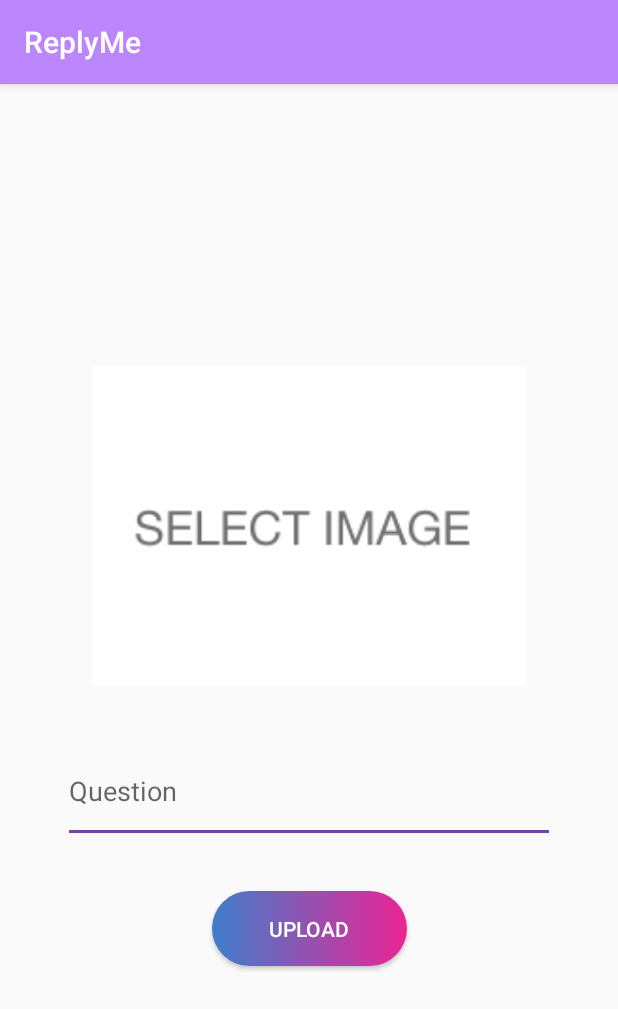
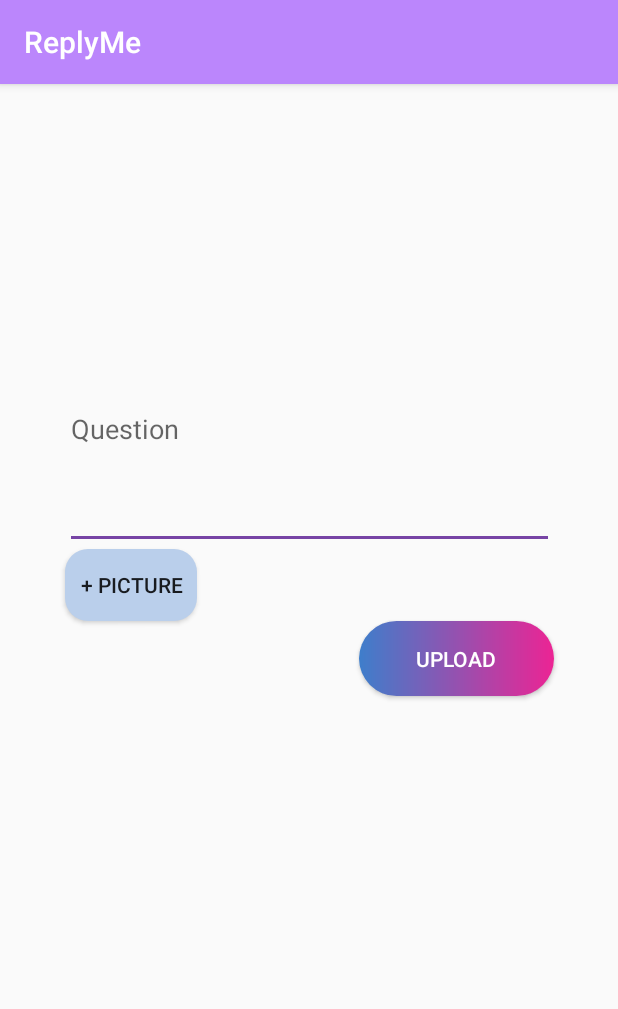
Before and after one commit to ReplyMee/ReplyMe-1, an Android app: the UploadActivity screen opened directly, with no data from a screen before it, on a phone screen of 412 x 824 dp. Shown: the top 1009 px of the screen. Run offline under Robolectric (Android 15) with nearby library versions, the light colour scheme and no system bars; our stand-ins replace Firebase (no records; nobody signed in at launch, a user with empty details on screens opened directly).

Commit message:
upload page changes

```diff
--- a/app/src/main/res/drawable/uploadscreen_picture_button.xml
+++ b/app/src/main/res/drawable/uploadscreen_picture_button.xml
@@ -1,6 +1,6 @@
 <?xml version="1.0" encoding="utf-8"?>
 <shape xmlns:android="http://schemas.android.com/apk/res/android" android:shape="rectangle">
     <solid android:color="#BACFEB"/>
-    <corners android:radius="20dp"/>
+    <corners android:radius="15dp"/>
 
 </shape>
--- a/app/src/main/res/layout/activity_upload.xml
+++ b/app/src/main/res/layout/activity_upload.xml
@@ -6,39 +6,36 @@
     android:layout_width="match_parent"
     android:layout_height="match_parent">
 
-    <ImageView
-        android:id="@+id/uploadImageView"
-        android:layout_width="289dp"
-        android:layout_height="220dp"
-        android:layout_marginBottom="32dp"
-        android:onClick="questionview"
-        app:layout_constraintBottom_toTopOf="@+id/questiontext"
-        app:layout_constraintEnd_toEndOf="parent"
-        app:layout_constraintStart_toStartOf="parent"
-        app:srcCompat="@drawable/select" />
-
     <EditText
         android:id="@+id/questiontext"
-        android:layout_width="328dp"
-        android:layout_height="69dp"
-        android:layout_marginBottom="32dp"
+        android:layout_width="326dp"
+        android:layout_height="160dp"
+        android:layout_marginTop="150dp"
         android:ems="10"
         android:hint="Question"
         android:inputType="textPersonName"
-        app:layout_constraintBottom_toTopOf="@+id/button"
         app:layout_constraintEnd_toEndOf="parent"
-        app:layout_constraintStart_toStartOf="parent" />
+        app:layout_constraintStart_toStartOf="parent"
+        app:layout_constraintTop_toTopOf="parent" />
 
     <Button
         android:id="@+id/button"
         android:layout_width="130dp"
         android:layout_height="50dp"
-        android:layout_marginBottom="180dp"
         android:background="@drawable/custom_button"
         android:onClick="uploadbutton"
         android:text="upload"
         android:textColor="#FFFFFF"
-        app:layout_constraintBottom_toBottomOf="parent"
-        app:layout_constraintEnd_toEndOf="parent"
-        app:layout_constraintStart_toStartOf="parent" />
+        app:layout_constraintEnd_toEndOf="@+id/questiontext"
+        app:layout_constraintTop_toBottomOf="@+id/uploadPicture" />
+
+    <Button
+        android:id="@+id/uploadPicture"
+        android:layout_width="wrap_content"
+        android:layout_height="wrap_content"
+        android:onClick="questionview"
+        android:text="+ Picture"
+        android:background="@drawable/uploadscreen_picture_button"
+        app:layout_constraintStart_toStartOf="@+id/questiontext"
+        app:layout_constraintTop_toBottomOf="@+id/questiontext" />
 </androidx.constraintlayout.widget.ConstraintLayout>
```
